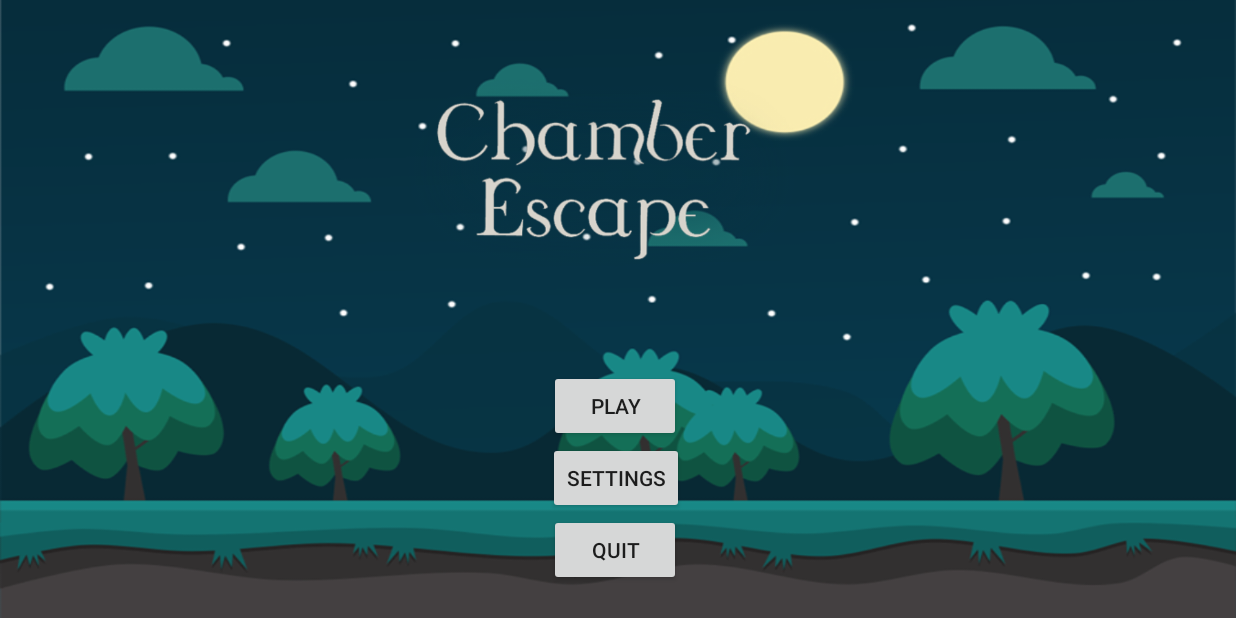
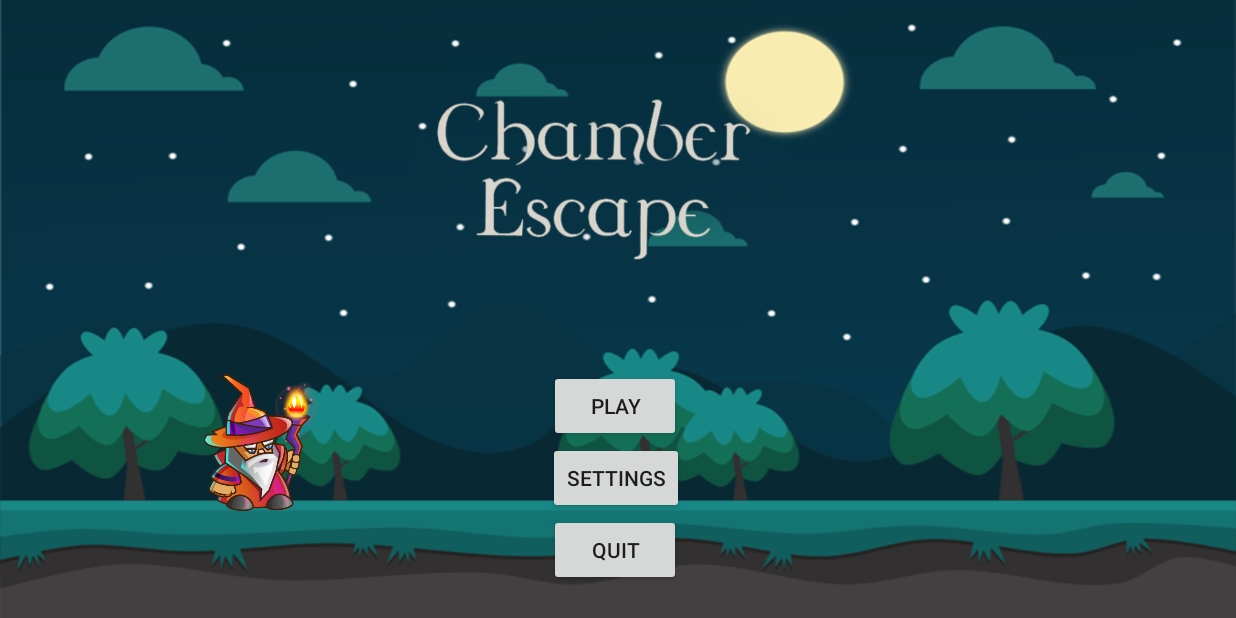
Before and after one commit to katedianne/chamber_escape, an Android app: the screen it shows after launch (MainActivity), on a phone screen of 824 x 412 dp (held sideways). Run offline under Robolectric (Android 15) with nearby library versions, the phone set to English and light mode, and no system bars.

Commit message:
animation idle

```diff
--- /dev/null
+++ b/app/src/main/res/drawable/idle.xml
@@ -0,0 +1,18 @@
+<?xml version="1.0" encoding="utf-8"?>
+<animation-list xmlns:android="http://schemas.android.com/apk/res/android">
+    <item
+    android:drawable="@drawable/idle_1"
+    android:duration="100"/>
+
+    <item
+        android:drawable="@drawable/idle_2"
+        android:duration="100"/>
+
+    <item
+        android:drawable="@drawable/idle_3"
+        android:duration="100"/>
+
+    <item
+        android:drawable="@drawable/idle_4"
+        android:duration="100"/>
+</animation-list>
--- a/app/src/main/res/layout/activity_main.xml
+++ b/app/src/main/res/layout/activity_main.xml
@@ -66,6 +66,16 @@
         app:layout_constraintStart_toStartOf="parent"
         app:layout_constraintTop_toBottomOf="@+id/button2" />
 
+    <ImageView
+        android:id="@+id/imageView3"
+        android:layout_width="100dp"
+        android:layout_height="100dp"
+        android:layout_marginStart="118dp"
+        android:layout_marginLeft="118dp"
+        android:layout_marginTop="242dp"
+        app:layout_constraintStart_toStartOf="parent"
+        app:layout_constraintTop_toTopOf="parent"
+        app:srcCompat="@drawable/idle" />
 
 
 </androidx.constraintlayout.widget.ConstraintLayout>
```
Also changed, not shown: app/src/main/res/drawable/idle_1.png (added), app/src/main/res/drawable/idle_2.png (added), app/src/main/res/drawable/idle_3.png (added), app/src/main/res/drawable/idle_4.png (added).
